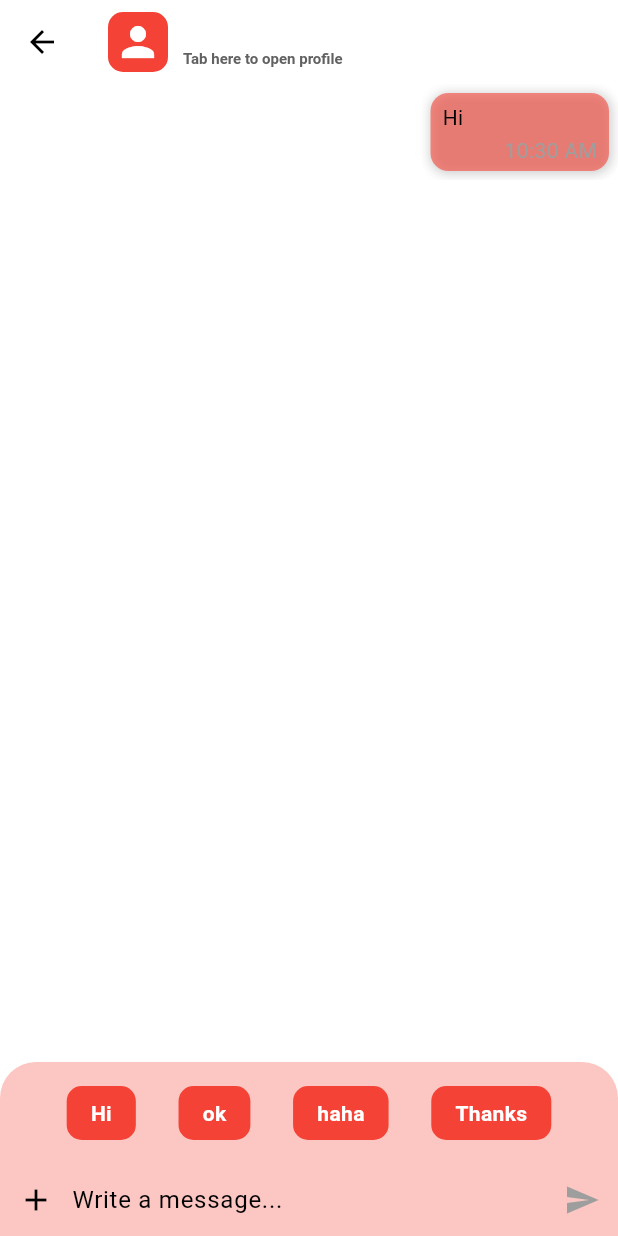
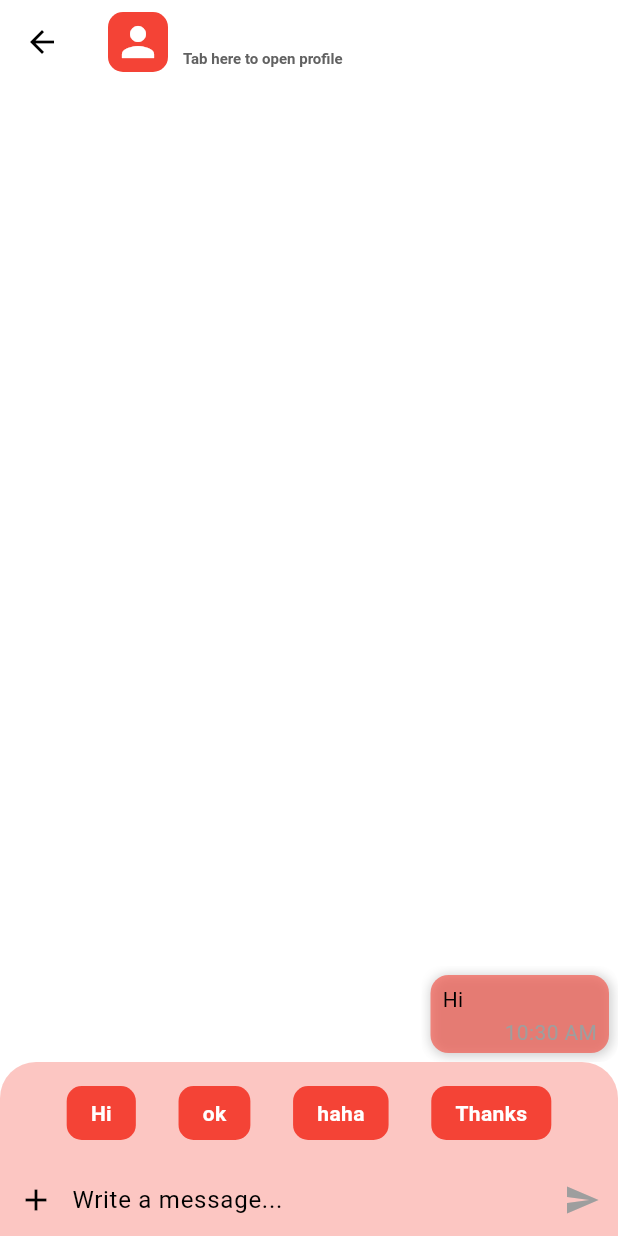
Before and after one commit to askabdulhaseeb/selllout-mobile, a Flutter app: the PersonalChatScreen screen opened directly with empty values, after a tap on "Hi", on a phone screen of 412 x 824 dp. Run offline on Flutter 3.47's test engine with Material 2 defaults, Android fonts, the light colour scheme and no system bars; our stand-ins replace cached_network_image, carousel_slider, cloud_firestore, cloud_functions, dropdown_search, file_picker and 10 more; missing offline and left inert: agora_rtc_engine, cached_video_player, fast_contacts; accounts and stored records are empty.

Commit message:
chat and deveice token fix

```diff
--- a/lib/database/auth_methods.dart
+++ b/lib/database/auth_methods.dart
@@ -4,6 +4,7 @@ import 'package:firebase_storage/firebase_storage.dart';
 import 'package:flutter/material.dart';
 import 'package:provider/provider.dart';
 import '../models/app_user.dart';
+import '../models/device_token.dart';
 import '../providers/provider.dart';
 import '../widgets/custom_widgets/custom_toast.dart';
 import 'notification_service.dart';
@@ -60,7 +61,7 @@ class AuthMethods {
         .user(uid: AuthMethods.uid);
     final String? token = await NotificationsServices.getToken();
     me.deviceToken!.remove(token ?? '');
-    await UserAPI().setDeviceToken(me.deviceToken ?? <String>[]);
+    await UserAPI().setDeviceToken(me.deviceToken ?? <MyDeviceToken>[]);
     await _auth.signOut();
   }
 }
--- a/lib/database/chat_api.dart
+++ b/lib/database/chat_api.dart
@@ -2,11 +2,13 @@ import 'dart:io';
 
 import 'package:cloud_firestore/cloud_firestore.dart';
 import 'package:firebase_storage/firebase_storage.dart';
+import 'package:flutter/material.dart';
 import 'package:provider/provider.dart';
 
 import '../models/app_user.dart';
 import '../models/chat/chat.dart';
 import '../models/chat/message.dart';
+import '../models/device_token.dart';
 import '../widgets/custom_widgets/custom_toast.dart';
 import 'auth_methods.dart';
 import 'notification_service.dart';
@@ -21,7 +23,7 @@ class ChatAPI {
         .collection(_collection)
         .doc(chatID)
         .collection(_subCollection)
-        .orderBy('timestamp')
+        .orderBy('timestamp', descending: true)
         .snapshots()
         .map((QuerySnapshot<Map<String, dynamic>> event) {
       final List<Message> messages = <Message>[];
@@ -96,7 +98,7 @@ class ChatAPI {
           .set(chat.toMap());
       if (receiver.deviceToken?.isNotEmpty ?? false) {
         await NotificationsServices().sendSubsceibtionNotification(
-          deviceToken: receiver.deviceToken ?? <String>[],
+          deviceToken: receiver.deviceToken ?? <MyDeviceToken>[],
           messageTitle: sender.displayName ?? 'App User',
           messageBody: newMessage!.text ?? 'Send you a message',
           data: <String>['chat', 'message', 'personal'],
@@ -159,8 +161,10 @@ class ChatAPI {
     }
   }
 
-  static List<String> othersUID(List<String> users) {
-    users.remove(AuthMethods.uid);
-    return users.isEmpty ? <String>[''] : users;
+  static List<String> othersUID(List<String> usersValue) {
+    List<String> myUsers = usersValue
+        .where((String element) => element != AuthMethods.uid)
+        .toList();
+    return myUsers.isEmpty ? <String>[''] : myUsers;
   }
 }
--- a/lib/database/product_api.dart
+++ b/lib/database/product_api.dart
@@ -4,6 +4,7 @@ import 'package:cloud_firestore/cloud_firestore.dart';
 import 'package:firebase_storage/firebase_storage.dart';
 
 import '../models/app_user.dart';
+import '../models/device_token.dart';
 import '../models/product/product.dart';
 import 'auth_methods.dart';
 import 'notification_service.dart';
@@ -69,7 +70,7 @@ class ProductAPI {
           .update(product.sendOrder());
       if (receiver.deviceToken?.isNotEmpty ?? false) {
         await NotificationsServices().sendSubsceibtionNotification(
-          deviceToken: receiver.deviceToken ?? <String>[],
+          deviceToken: receiver.deviceToken ?? <MyDeviceToken>[],
           messageTitle: 'New Product Order',
           messageBody: 'You receive an Order from ${sender.displayName}',
           data: <String>['product', 'order', sender.uid],
@@ -93,7 +94,7 @@ class ProductAPI {
           .update(product.sendOffer());
       if (receiver.deviceToken?.isNotEmpty ?? false) {
         await NotificationsServices().sendSubsceibtionNotification(
-          deviceToken: receiver.deviceToken ?? <String>[],
+          deviceToken: receiver.deviceToken ?? <MyDeviceToken>[],
           messageTitle: 'New Product Order',
           messageBody: 'You receive an Order from ${sender.displayName}',
           data: <String>['product', 'order', sender.uid],
--- a/lib/models/chat/chat.dart
+++ b/lib/models/chat/chat.dart
@@ -47,7 +47,6 @@ class Chat {
 
   Map<String, dynamic> sendMesssage() {
     return <String, dynamic>{
-      'chat_id': chatID,
       'last_message': lastMessage!.toMap(),
       'timestamp': timestamp,
     };
--- /dev/null
+++ b/lib/models/device_token.dart
@@ -0,0 +1,36 @@
+// ignore_for_file: public_member_api_docs, sort_constructors_first
+import 'dart:convert';
+
+import 'package:cloud_firestore/cloud_firestore.dart';
+
+import '../functions/time_date_functions.dart';
+
+class MyDeviceToken {
+  MyDeviceToken({
+    required this.token,
+    this.failNotificationByUID,
+    this.registerTimestamp,
+  });
+
+  final String token;
+  final List<String>? failNotificationByUID;
+  final int? registerTimestamp;
+
+  Map<String, dynamic> toMap() {
+    return <String, dynamic>{
+      'token': token,
+      'fail_notification_by_uid': failNotificationByUID ?? <String>[],
+      'register_timestamp': registerTimestamp ?? TimeDateFunctions.timestamp,
+    };
+  }
+
+  factory MyDeviceToken.fromMap(Map<String, dynamic> map) {
+    return MyDeviceToken(
+      token: map['token'] ?? '',
+      failNotificationByUID: map['fail_notification_by_uid'] != null
+          ? List<String>.from((map['fail_notification_by_uid'])?? <String>[])
+          : <String>[],
+      registerTimestamp: map['register_timestamp'] as int,
+    );
+  }
+}
--- a/lib/providers/auth_provider.dart
+++ b/lib/providers/auth_provider.dart
@@ -13,6 +13,7 @@ import '../database/user_api.dart';
 import '../functions/picker_functions.dart';
 import '../functions/time_date_functions.dart';
 import '../models/app_user.dart';
+import '../models/device_token.dart';
 import '../models/number_details.dart';
 import '../screens/auth/phone_number_screen.dart';
 import '../screens/main_screen/main_screen.dart';
@@ -43,7 +44,7 @@ class AuthProvider extends ChangeNotifier {
         username: _username.text.trim(),
         bio: _bio.text.trim(),
         imageURL: url ?? '',
-        deviceToken: <String>[token ?? ''],
+        deviceToken: <MyDeviceToken>[MyDeviceToken(token: token??'')],
         isPublicProfile: _isPublicProfile,
         phoneNumber: NumberDetails(
           countryCode: _phoneNumber!.countryCode,
--- a/lib/providers/chat/group_chat_provider.dart
+++ b/lib/providers/chat/group_chat_provider.dart
@@ -74,6 +74,8 @@ class GroupChatProvider extends ChangeNotifier {
       );
       _reset();
       _isLoading = false;
+      // ignore: use_build_context_synchronously
+      Navigator.of(context).pop();
       notifyListeners();
     }
   }
--- a/lib/providers/user/user_provider.dart
+++ b/lib/providers/user/user_provider.dart
@@ -14,8 +14,6 @@ class UserProvider extends ChangeNotifier {
     init();
   }
   List<AppUser> _user = <AppUser>[];
-  List<String> _deviceToken = <String>[];
-  List<String> get deviceToken => _deviceToken;
   void init() async {
     if (_user.isNotEmpty) return;
     _user.addAll(await UserAPI().getAllUsers());
--- a/lib/screens/chat_screens/personal_chat_page/personal_chat_screen.dart
+++ b/lib/screens/chat_screens/personal_chat_page/personal_chat_screen.dart
@@ -6,6 +6,7 @@ import '../../../models/chat/chat.dart';
 import '../../../models/chat/message.dart';
 import '../../../widgets/chat/chat_message_tile.dart';
 import '../../../widgets/chat/messages_list.dart';
+import '../../../widgets/chat/no_old_chat_available_widget.dart';
 import '../../../widgets/custom_widgets/custom_profile_image.dart';
 import '../../../widgets/custom_widgets/show_loading.dart';
 import '../../user_screens/others_profile.dart';
@@ -59,40 +60,23 @@ class PersonalChatScreen extends StatelessWidget {
         ),
         body: Column(
           children: <Widget>[
-            StreamBuilder<List<Message>>(
+            Expanded(
+              child: StreamBuilder<List<Message>>(
                 stream: ChatAPI().messages(chat.chatID),
                 builder: (BuildContext context,
                     AsyncSnapshot<List<Message>> snapshot) {
                   if (snapshot.hasError) {
-                  return const Center(child: Text('Facinf some error'));
+                    return const Center(child: Text('Facing some error'));
                   } else if (snapshot.hasData) {
                     final List<Message> messages = snapshot.data!;
-                  return Expanded(
-                    child: messages.isEmpty
-                        ? SizedBox(
-                            child: Column(
-                              mainAxisAlignment: MainAxisAlignment.center,
-                              children: const <Widget>[
-                                Text(
-                                  'Say Salam!',
-                                  style: TextStyle(
-                                    color: Colors.grey,
-                                    fontWeight: FontWeight.bold,
-                                  ),
-                                ),
-                                Text(
-                                  'and start conversation',
-                                  style: TextStyle(color: Colors.grey),
-                                ),
-                              ],
-                            ),
-                          )
-                        : MessageLists(messages: messages),
-                  );
+                    return messages.isEmpty
+                        ? const NoOldChatAvailableWidget()
+                        : MessageLists(messages: messages);
                   } else {
                     return const ShowLoading();
                   }
                 },
+              ),
             ),
             ChatMessageTile(chat: chat),
           ],
--- a/lib/widgets/chat/chat_text_field.dart
+++ b/lib/widgets/chat/chat_text_field.dart
@@ -200,8 +200,8 @@ class _ChatTextFieldState extends State<ChatTextField> {
                       });
                       final UserProvider userPro =
                           Provider.of<UserProvider>(context, listen: false);
-                      final String otherUID =
-                          ChatAPI.othersUID(widget.chat.persons)[0];
+                      final List<String> allUsers = widget.chat.persons;
+                      final String otherUID = ChatAPI.othersUID(allUsers)[0];
                       final AppUser receiver = userPro.user(uid: otherUID);
                       final AppUser sender = userPro.user(uid: AuthMethods.uid);
                       final int time = TimeDateFunctions.timestamp;
--- a/lib/widgets/chat/messages_list.dart
+++ b/lib/widgets/chat/messages_list.dart
@@ -18,26 +18,27 @@ class MessageLists extends StatefulWidget {
 
 class MessageListsState extends State<MessageLists>
     with WidgetsBindingObserver {
-  final ScrollController _controller = ScrollController();
+  // final ScrollController _controller = ScrollController();
 
-  @override
-  void dispose() {
-    _controller.dispose();
-    super.dispose();
-  }
+  // @override
+  // void dispose() {
+  //   _controller.dispose();
+  //   super.dispose();
+  // }
 
   @override
   Widget build(BuildContext context) {
-    SchedulerBinding.instance.addPostFrameCallback((_) {
-      _controller.jumpTo(_controller.position.maxScrollExtent);
-    });
+    // SchedulerBinding.instance.addPostFrameCallback((_) {
+    //   _controller.jumpTo(_controller.position.maxScrollExtent);
+    // });
     return Container(
       constraints: const BoxConstraints(
         minWidth: 100,
       ),
       child: ListView.builder(
         shrinkWrap: true,
-        controller: _controller,
+        reverse: true,
+        // controller: _controller,
         itemCount: widget.messages.length,
         itemBuilder: (BuildContext context, int index) =>
             MessageTile(message: widget.messages[index], chat: widget.chat),
--- /dev/null
+++ b/lib/widgets/chat/no_old_chat_available_widget.dart
@@ -0,0 +1,27 @@
+import 'package:flutter/material.dart';
+
+class NoOldChatAvailableWidget extends StatelessWidget {
+  const NoOldChatAvailableWidget({Key? key}) : super(key: key);
+
+  @override
+  Widget build(BuildContext context) {
+    return SizedBox(
+      child: Column(
+        mainAxisAlignment: MainAxisAlignment.center,
+        children: const <Widget>[
+          Text(
+            'Say Salam!',
+            style: TextStyle(
+              color: Colors.grey,
+              fontWeight: FontWeight.bold,
+            ),
+          ),
+          Text(
+            'and start conversation',
+            style: TextStyle(color: Colors.grey),
+          ),
+        ],
+      ),
+    );
+  }
+}
```
Also changed, not shown: lib/database/notification_service.dart (+35 -3 lines), lib/database/user_api.dart (+7 -4 lines), lib/models/app_user.dart (+11 -3 lines), lib/screens/auth/otp_screen.dart (+17 -11 lines), lib/screens/chat_screens/group_chat_page/group_chat_screen.dart (+8 -23 lines), lib/screens/chat_screens/personal_chat_page/product_chat_screen.dart (+4 -26 lines), lib/screens/main_screen/main_screen.dart (+7 -5 lines), lib/screens/main_screen/pages/home_page.dart (+0 -14 lines). Lines whose indentation alone changed are shown as unchanged.
